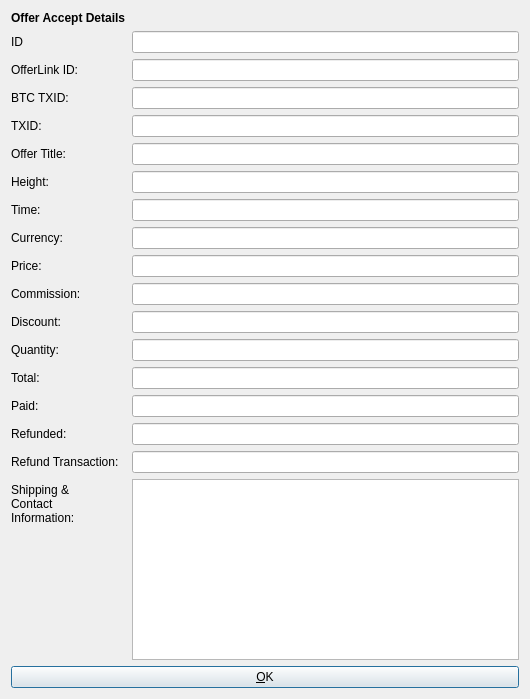
Before: the Qt Designer form src/qt/forms/offeracceptinfodialog.ui in willyko/syscoin2, drawn with Qt 5.
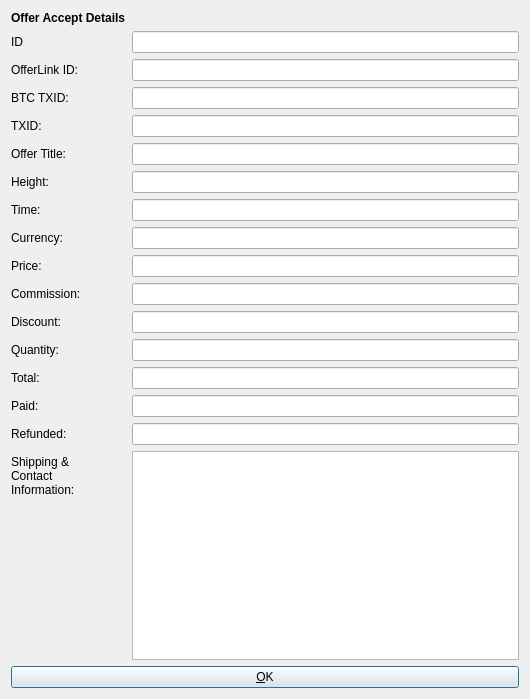
After: the same form once the commit is applied. Icons and pictures are not drawn.

Commit message: fix offer refund

Patch:
```diff
--- a/src/qt/forms/offeracceptinfodialog.ui
+++ b/src/qt/forms/offeracceptinfodialog.ui
@@ -211,21 +211,7 @@
        </property>
       </widget>
      </item>
-     <item row="17" column="0">
-      <widget class="QLabel" name="refundTXIDLabel">
-       <property name="text">
-        <string>Refund Transaction:</string>
-       </property>
-      </widget>
-     </item>
-     <item row="17" column="1">
-      <widget class="QLineEdit" name="paytxidEdit">
-       <property name="enabled">
-        <bool>true</bool>
-       </property>
-      </widget>
-     </item>
-     <item row="19" column="0">
+     <item row="18" column="0">
       <widget class="QLabel" name="label_11">
        <property name="text">
         <string>Shipping &amp; Contact Information:</string>
@@ -235,7 +221,7 @@
        </property>
       </widget>
      </item>
-     <item row="19" column="1">
+     <item row="18" column="1">
       <widget class="QTextEdit" name="paymessageEdit">
        <property name="enabled">
         <bool>true</bool>
```
Left out of the diff: 20 changed lines with no effect on the pictures. The commit also changes 3 other files.
